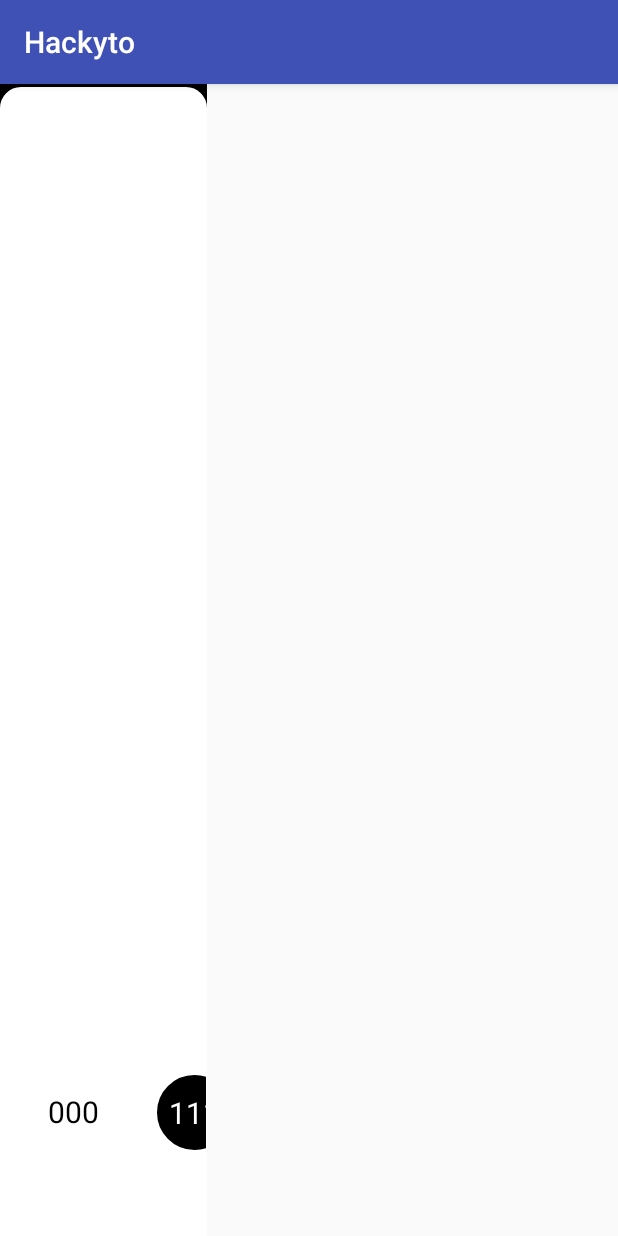
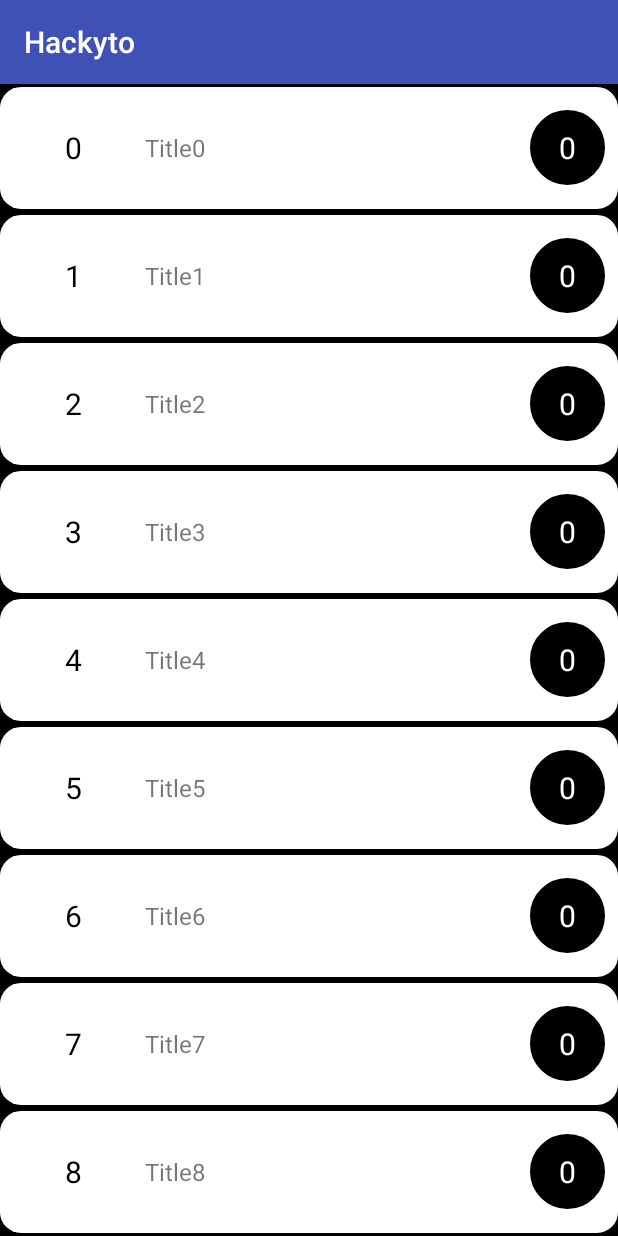
Before and after one commit to ehtd/HackerNews, an Android app: the screen it shows after launch (MainActivity), on a phone screen of 412 x 824 dp. Run offline under Robolectric (Android 15) with nearby library versions, the light colour scheme and no system bars; libraries missing offline, so code that uses them is left out: com.google.j2objc.annotations.

Commit message:
Refactored ListAdapter

```diff
--- a/Android/Hackyto/app/build.gradle
+++ b/Android/Hackyto/app/build.gradle
@@ -5,7 +5,7 @@ android {
     buildToolsVersion "26.0.1"
     defaultConfig {
         applicationId "io.ernesto.hackyto"
-        minSdkVersion 19
+        minSdkVersion 21
         targetSdkVersion 26
         versionCode 1
         versionName "1.0"
--- /dev/null
+++ b/Android/Hackyto/app/src/main/java/io/ernesto/hackyto/ListAdapter.java
@@ -0,0 +1,72 @@
+package io.ernesto.hackyto;
+
+import android.content.Context;
+import android.view.LayoutInflater;
+import android.view.View;
+import android.view.ViewGroup;
+import android.widget.BaseAdapter;
+import android.widget.TextView;
+
+import java.util.ArrayList;
+
+/**
+ * Created by ernesto.torres on 8/10/17.
+ */
+
+public class ListAdapter extends BaseAdapter {
+
+    private Context context;
+    private LayoutInflater inflater;
+    private ArrayList<String> dataSource;
+
+    private static class ViewHolder {
+        public TextView titleTextView;
+        public TextView numberTextView;
+        public TextView commentsTextView;
+    }
+
+    public ListAdapter(Context context, ArrayList<String> items) {
+        this.context = context;
+        this.dataSource = items;
+        this.inflater = (LayoutInflater) context.getSystemService(Context.LAYOUT_INFLATER_SERVICE);
+    }
+
+    @Override
+    public int getCount() {
+        return dataSource.size();
+    }
+
+    @Override
+    public Object getItem(int i) {
+        return dataSource.get(i);
+    }
+
+    @Override
+    public long getItemId(int i) {
+        return i;
+    }
+
+    @Override
+    public View getView(int i, View view, ViewGroup viewGroup) {
+        ViewHolder holder;
+
+        if (view == null) {
+            view = inflater.inflate(R.layout.list_row_view, null);
+            holder = new ViewHolder();
+
+            holder.commentsTextView = view.findViewById(R.id.CommentsTextView);
+            holder.numberTextView = view.findViewById(R.id.NumberTextView);
+            holder.titleTextView = view.findViewById(R.id.TitleTextView);
+            view.setTag(holder);
+        }
+        else {
+            holder = (ViewHolder) view.getTag();
+        }
+
+        holder.numberTextView.setText((new Integer(i)).toString());
+        holder.titleTextView.setText(dataSource.get(i));
+        holder.commentsTextView.setText("0");
+
+        return view;
+    }
+}
--- a/Android/Hackyto/app/src/main/java/io/ernesto/hackyto/MainActivity.java
+++ b/Android/Hackyto/app/src/main/java/io/ernesto/hackyto/MainActivity.java
@@ -2,14 +2,10 @@ package io.ernesto.hackyto;
 
 import android.support.v7.app.AppCompatActivity;
 import android.os.Bundle;
-import android.util.Log;
-import android.view.LayoutInflater;
-import android.view.View;
-import android.view.ViewGroup;
-import android.widget.BaseAdapter;
 import android.widget.ListView;
 import android.widget.TextView;
 
+import java.util.ArrayList;
 import java.util.concurrent.Callable;
 import java.util.concurrent.ExecutorService;
 import java.util.concurrent.Executors;
@@ -20,50 +16,33 @@ import io.ernesto.hn.Fetcher;
 public class MainActivity extends AppCompatActivity {
 
     private Fetcher fetcher;
-    private TextView textView;
     private ListView listView;
+    private ListAdapter adapter;
 
     @Override
     protected void onCreate(Bundle savedInstanceState) {
         super.onCreate(savedInstanceState);
+
+        loadView();
         initialize();
-        loadView();
-
-        listView.setAdapter(new BaseAdapter() {
-            @Override
-            public int getCount() {
-                return 10;
-            }
-
-            @Override
-            public Object getItem(int i) {
-                return null;
-            }
-
-            @Override
-            public long getItemId(int i) {
-                return 0;
-            }
-
-            @Override
-            public View getView(int i, View view, ViewGroup viewGroup) {
-                LayoutInflater inflater = (LayoutInflater) getSystemService(LAYOUT_INFLATER_SERVICE);
-                View v = inflater.inflate(R.layout.list_row_view, null);
-
-                return v;
-            }
-        });
         fetchContent();
     }
 
     private void loadView() {
         setContentView(R.layout.activity_main);
-        textView = (TextView) findViewById(R.id.textView);
         listView = (ListView) findViewById(R.id.listView);
     }
 
     private void initialize() {
         fetcher = new Fetcher("https://hacker-news.firebaseio.com/v0/");
+
+        ArrayList<String> dataSource = new ArrayList<>();
+        for(int i = 0; i < 10; i++){
+            dataSource.add("Title"+ (new Integer(i)).toString());
+        }
+
+        adapter = new ListAdapter(this, dataSource);
+        listView.setAdapter(adapter);
     }
 
     private void fetchContent() {
@@ -81,8 +60,8 @@ public class MainActivity extends AppCompatActivity {
 
         try {
             String fetchedResult = future.get();
-            textView.setText(fetchedResult);
             System.out.print(fetchedResult);
+            // TODO:
         }
         catch (Exception e) {
             e.printStackTrace();
--- a/Android/Hackyto/app/src/main/res/layout/activity_main.xml
+++ b/Android/Hackyto/app/src/main/res/layout/activity_main.xml
@@ -6,21 +6,10 @@
     android:layout_height="match_parent"
     tools:context="io.ernesto.hackyto.MainActivity">
 
-    <TextView
-        android:id = "@+id/textView"
-        android:layout_width="wrap_content"
-        android:layout_height="wrap_content"
-        android:text="Hello World!"
-        app:layout_constraintBottom_toBottomOf="parent"
-        app:layout_constraintLeft_toLeftOf="parent"
-        app:layout_constraintRight_toRightOf="parent"
-        app:layout_constraintTop_toTopOf="parent" />
-
     <ListView
         android:id = "@+id/listView"
-        android:layout_width="138dp"
+        android:layout_width="match_parent"
         android:layout_height="wrap_content"
-        android:dividerHeight="0dp"
         android:divider="@null"
         tools:layout_editor_absoluteY="0dp"
         tools:layout_editor_absoluteX="8dp" />
--- a/Android/Hackyto/app/src/main/res/layout/list_row_view.xml
+++ b/Android/Hackyto/app/src/main/res/layout/list_row_view.xml
@@ -42,12 +42,12 @@
             android:layout_width="50dp"
             android:layout_height="50dp"
             android:text="111"
+            android:background="@drawable/circle"
             android:textAlignment="center"
             android:gravity="center"
             android:layout_gravity="center"
             android:layout_marginEnd="8dp"
             android:layout_marginStart="8dp"
-            android:background="@drawable/circle"
             android:textColor="#FFFFFF"
             android:textSize="20dp"/>
 
```
